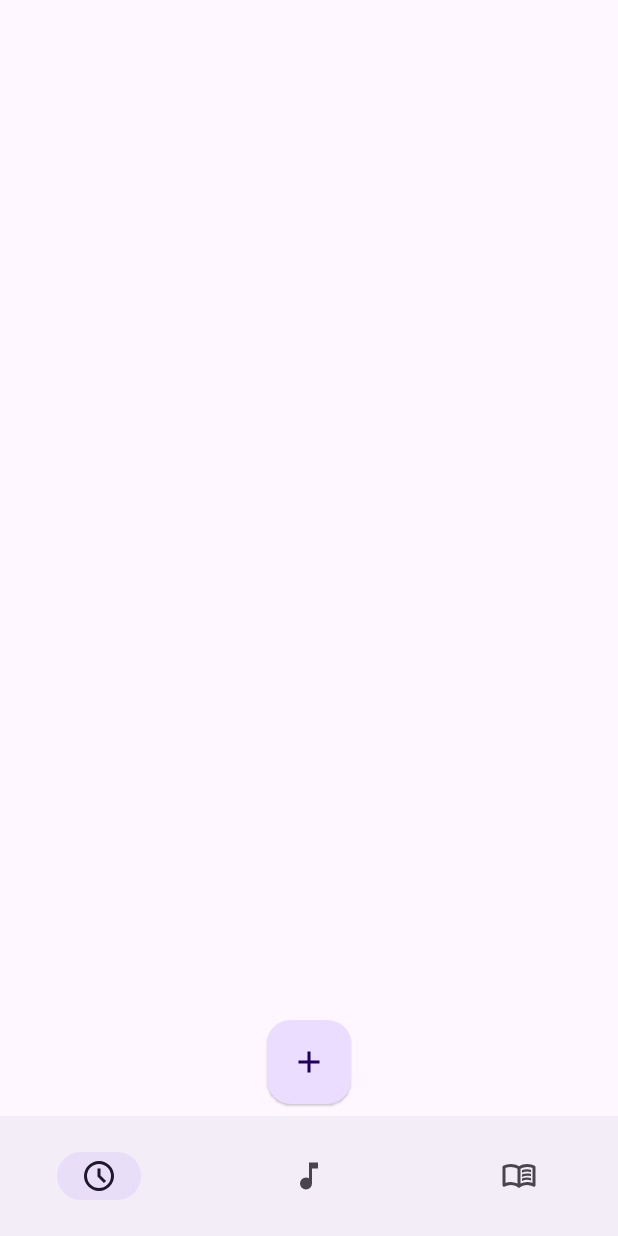
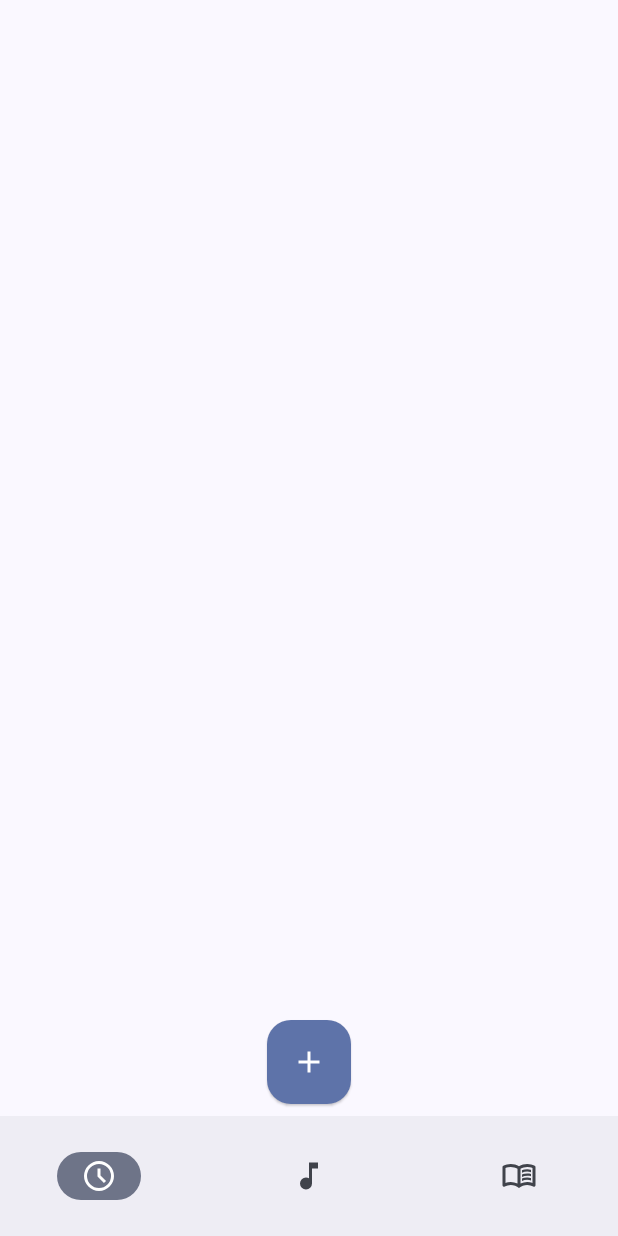
Before and after one commit to hellrunner/alarm-android-application, an Android app built with Jetpack Compose: the screen it shows after launch (MainActivity), on a phone screen of 412 x 824 dp. Run offline under Robolectric (Android 15) with nearby library versions, the light colour scheme and no system bars.

Commit message:
Темная тема

```diff
--- a/app/src/main/java/com/example/alarmapplication/MainActivity.kt
+++ b/app/src/main/java/com/example/alarmapplication/MainActivity.kt
@@ -9,6 +9,7 @@ import androidx.annotation.RequiresApi
 import androidx.lifecycle.ViewModelProvider
 import com.example.alarmapplication.viewmodel.AlarmsViewModel
 import com.example.alarmapplication.navigation.AppNavigation
+import com.example.alarmapplication.ui.theme.AlarmApplicationTheme
 
 class MainActivity : ComponentActivity() {
     private lateinit var sharedPreferences: SharedPreferences
@@ -27,7 +28,9 @@ class MainActivity : ComponentActivity() {
 
         // Отображаем навигацию
         setContent {
-            AppNavigation(alarmsViewModel)
+            AlarmApplicationTheme {
+                AppNavigation(alarmsViewModel)
+            }
         }
     }
 
--- a/app/src/main/java/com/example/alarmapplication/ui/theme/Color.kt
+++ b/app/src/main/java/com/example/alarmapplication/ui/theme/Color.kt
@@ -9,3 +9,16 @@ val Pink80 = Color(0xFFEFB8C8)
 val Purple40 = Color(0xFF6650a4)
 val PurpleGrey40 = Color(0xFF625b71)
 val Pink40 = Color(0xFF7D5260)
+
+val BackgroundLightColor = Color(0xFFFFFFFF)
+val BackgroundDarkColor = Color(0xFF121212)
+val SurfaceLightColor = Color(0xFFFFFFFF)
+val SurfaceDarkColor = Color(0xFF121212)
+val OnPrimaryLightColor = Color(0xFFFFFFFF)
+val OnPrimaryDarkColor = Color(0xFF000000)
+val OnSecondaryLightColor = Color(0xFF000000)
+val OnSecondaryDarkColor = Color(0xFF000000)
+val OnBackgroundLightColor = Color(0xFF000000)
+val OnBackgroundDarkColor = Color(0xFFFFFFFF)
+val OnSurfaceLightColor = Color(0xFF000000)
+val OnSurfaceDarkColor = Color(0xFFFFFFFF)
--- a/app/src/main/java/com/example/alarmapplication/ui/theme/Theme.kt
+++ b/app/src/main/java/com/example/alarmapplication/ui/theme/Theme.kt
@@ -16,16 +16,27 @@ import androidx.compose.ui.platform.LocalView
 import androidx.core.view.WindowCompat
 
 private val DarkColorScheme = darkColorScheme(
-    primary = Purple80,
-    secondary = PurpleGrey80,
-    tertiary = Pink80
+    primary = Purple40,
+    secondary = PurpleGrey40,
+    background = BackgroundDarkColor,
+    surface = SurfaceDarkColor,
+    onPrimary = OnPrimaryDarkColor,
+    onSecondary = OnSecondaryDarkColor,
+    onBackground = OnBackgroundDarkColor,
+    onSurface = OnSurfaceDarkColor
 )
 
 private val LightColorScheme = lightColorScheme(
-    primary = Purple40,
-    secondary = PurpleGrey40,
-    tertiary = Pink40
+    primary = Purple80,
+    secondary = PurpleGrey80,
+    background = BackgroundLightColor,
+    surface = SurfaceLightColor,
+    onPrimary = OnPrimaryLightColor,
+    onSecondary = OnSecondaryLightColor,
+    onBackground = OnBackgroundLightColor,
+    onSurface = OnSurfaceLightColor
 )
+
 
 @Composable
 fun AlarmApplicationTheme(
```
